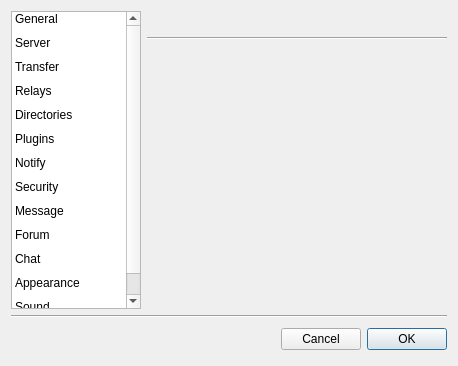
RetroShare/RetroShare, file retroshare-gui/src/gui/settings/settings.ui: the form before one commit.
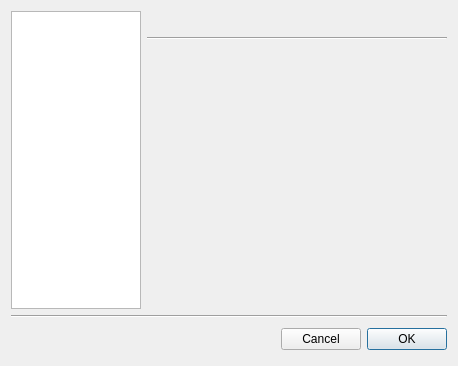
The form after the commit. Icons and pictures are not drawn.

Commit message: Improvement to plugin system: - made config page system more automatic, to allow addign config pages from plugins - added (disabled) checkbox and function to allow all plugins for development - added config page methods to RsPlugin class

Patch:
```diff
--- a/retroshare-gui/src/gui/settings/settings.ui
+++ b/retroshare-gui/src/gui/settings/settings.ui
@@ -80,123 +80,6 @@
      <property name="currentRow">
       <number>-1</number>
      </property>
-     <item>
-      <property name="text">
-       <string>General</string>
-      </property>
-      <property name="icon">
-       <iconset resource="../images.qrc">
-        <normaloff>:/images/kcmsystem24.png</normaloff>:/images/kcmsystem24.png</iconset>
-      </property>
-     </item>
-     <item>
-      <property name="text">
-       <string>Server</string>
-      </property>
-      <property name="icon">
-       <iconset resource="../images.qrc">
-        <normaloff>:/images/server_24x24.png</normaloff>:/images/server_24x24.png</iconset>
-      </property>
-     </item>
-     <item>
-      <property name="text">
-       <string>Transfer</string>
-      </property>
-      <property name="icon">
-       <iconset resource="../images.qrc">
-        <normaloff>:/images/ktorrent32.png</normaloff>:/images/ktorrent32.png</iconset>
-      </property>
-     </item>
-     <item>
-      <property name="text">
-       <string>Relays</string>
-      </property>
-      <property name="icon">
-       <iconset resource="../images.qrc">
-        <normaloff>:/images/server_24x24.png</normaloff>:/images/server_24x24.png</iconset>
-      </property>
-     </item>
-     <item>
-      <property name="text">
-       <string>Directories</string>
-      </property>
-      <property name="icon">
-       <iconset resource="../images.qrc">
-        <normaloff>:/images/folder_doments.png</normaloff>:/images/folder_doments.png</iconset>
-      </property>
-     </item>
-     <item>
-      <property name="text">
-       <string>Plugins</string>
-      </property>
-      <property name="icon">
-       <iconset resource="../images.qrc">
-        <normaloff>:/images/extension_32.png</normaloff>:/images/extension_32.png</iconset>
-      </property>
-     </item>
-     <item>
-      <property name="text">
-       <string>Notify</string>
-      </property>
-      <property name="icon">
-       <iconset resource="../images.qrc">
-        <normaloff>:/images/status_unknown.png</normaloff>:/images/status_unknown.png</iconset>
-      </property>
-     </item>
-     <item>
-      <property name="text">
-       <string>Security</string>
-      </property>
-      <property name="icon">
-       <iconset resource="../images.qrc">
-        <normaloff>:/images/encrypted32.png</normaloff>:/images/encrypted32.png</iconset>
-      </property>
-     </item>
-     <item>
-      <property name="text">
-       <string>Message</string>
-      </property>
-      <property name="icon">
-       <iconset resource="../images.qrc">
-        <normaloff>:/images/evolution.png</normaloff>:/images/evolution.png</iconset>
-      </property>
-     </item>
-     <item>
-      <property name="text">
-       <string>Forum</string>
-      </property>
-      <property name="icon">
-       <iconset resource="../images.qrc">
-        <normaloff>:/images/konversation.png</normaloff>:/images/konversation.png</iconset>
-      </property>
-     </item>
-     <item>
-      <property name="text">
-       <string>Chat</string>
-      </property>
-      <property name="icon">
-       <iconset resource="../images.qrc">
-        <normaloff>:/images/chat_24.png</normaloff>:/images/chat_24.png</iconset>
-      </property>
-     </item>
-     <item>
-      <property name="text">
-       <string>Appearance</string>
-      </property>
-      <property name="icon">
-       <iconset resource="../images.qrc">
-        <normaloff>:/images/looknfeel.png</normaloff>:/images/looknfeel.png</iconset>
-      </property>
-     </item>
-     <item>
-      <property name="text">
-       <string>Sound</string>
-      </property>
-      <property name="icon">
-       <iconset resource="../images.qrc">
-        <normaloff>:/images/sound.png</normaloff>:/images/sound.png</iconset>
-      </property>
-     </item>
     </widget>
    </item>
    <item row="0" column="1">
```
The commit also changes 24 other files.
